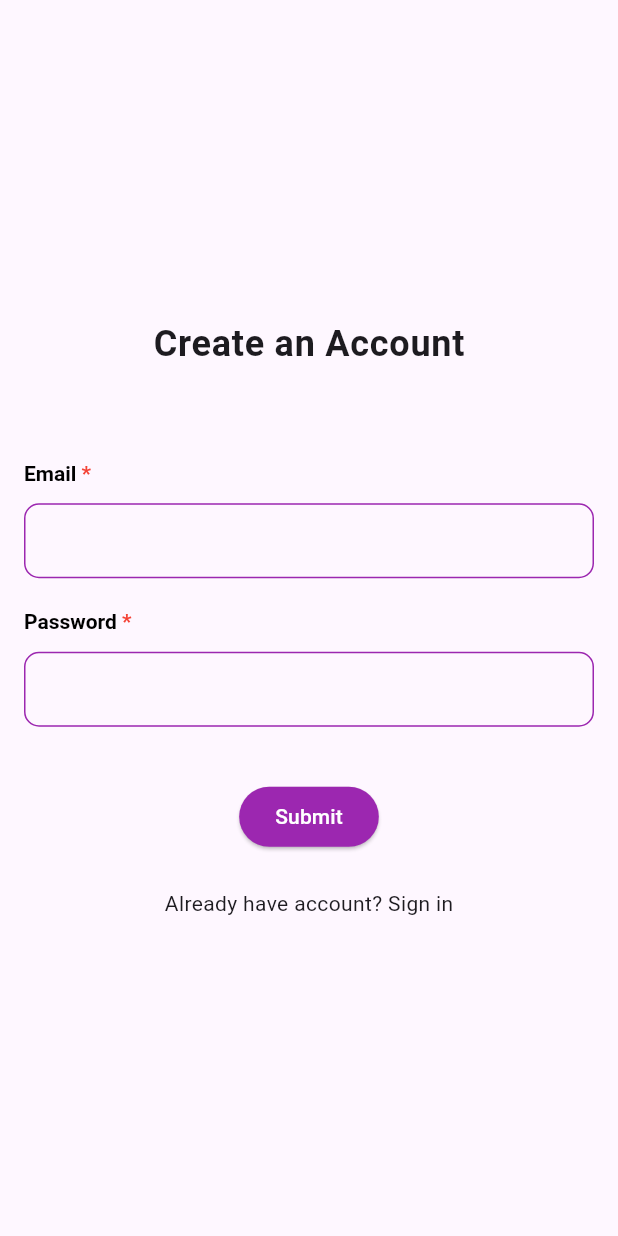
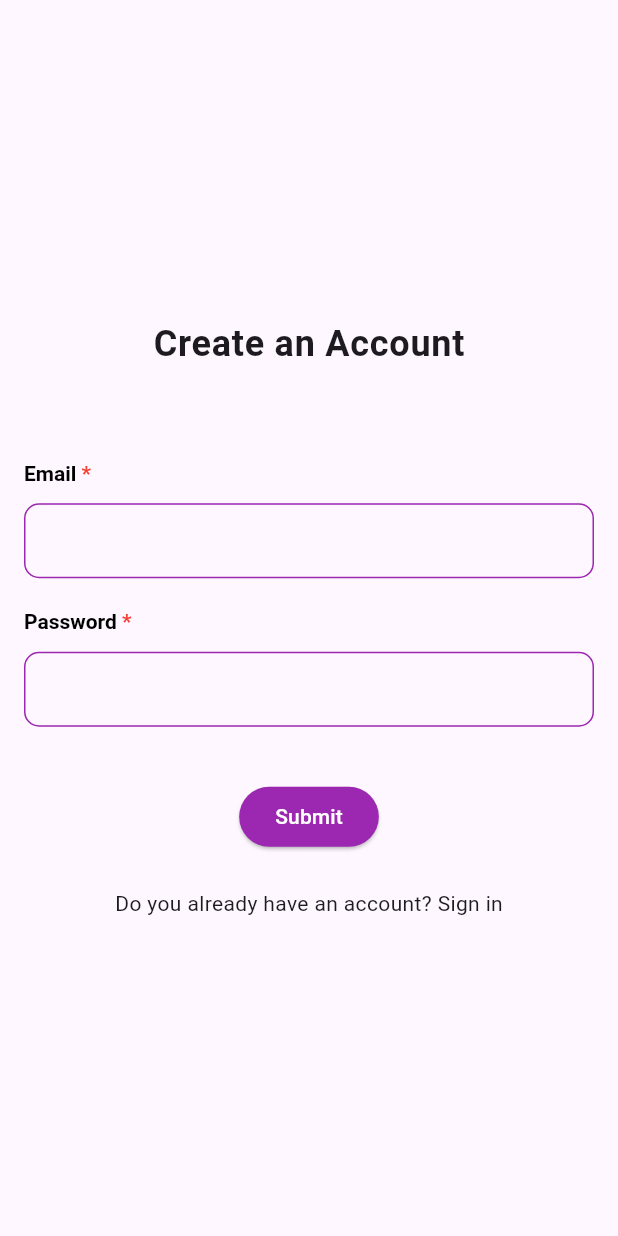
Before and after one commit to amruta123-dowell/firebase_test, a Flutter app: the SignUpScreen screen opened by its route, on a phone screen of 412 x 824 dp. Run offline on Flutter 3.47's test engine with Material 3 defaults, Android fonts, the phone set to English and light mode, and no system bars; our stand-ins replace bloc, cloud_firestore, connectivity_plus, dropdown_button2, equatable, firebase_auth and 2 more; accounts and stored records are empty.

Commit message:
changed text in sign up screen

```diff
--- a/lib/presentation/sign_up_screen/sign_up_screen.dart
+++ b/lib/presentation/sign_up_screen/sign_up_screen.dart
@@ -76,7 +76,7 @@ class SignUpScreen extends StatelessWidget {
                 Row(
                   mainAxisAlignment: MainAxisAlignment.center,
                   children: [
-                    const Text("Already have account? "),
+                    const Text("Do you already have an account? "),
                     InkWell(
                         onTap: () {
                           context
```
